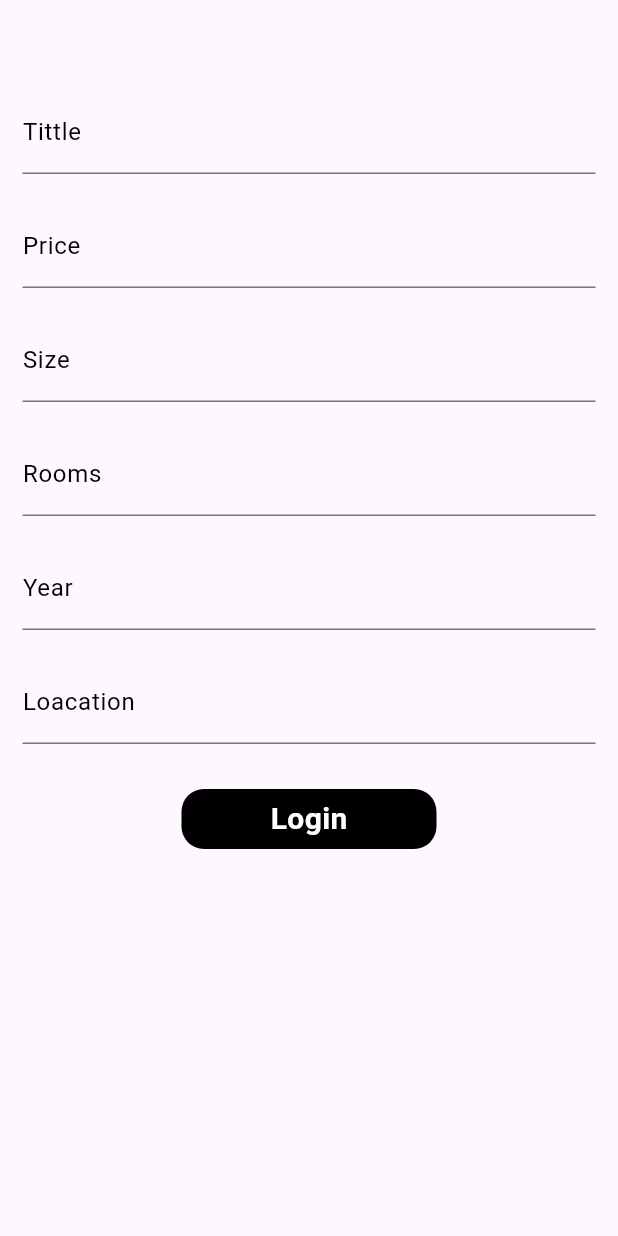
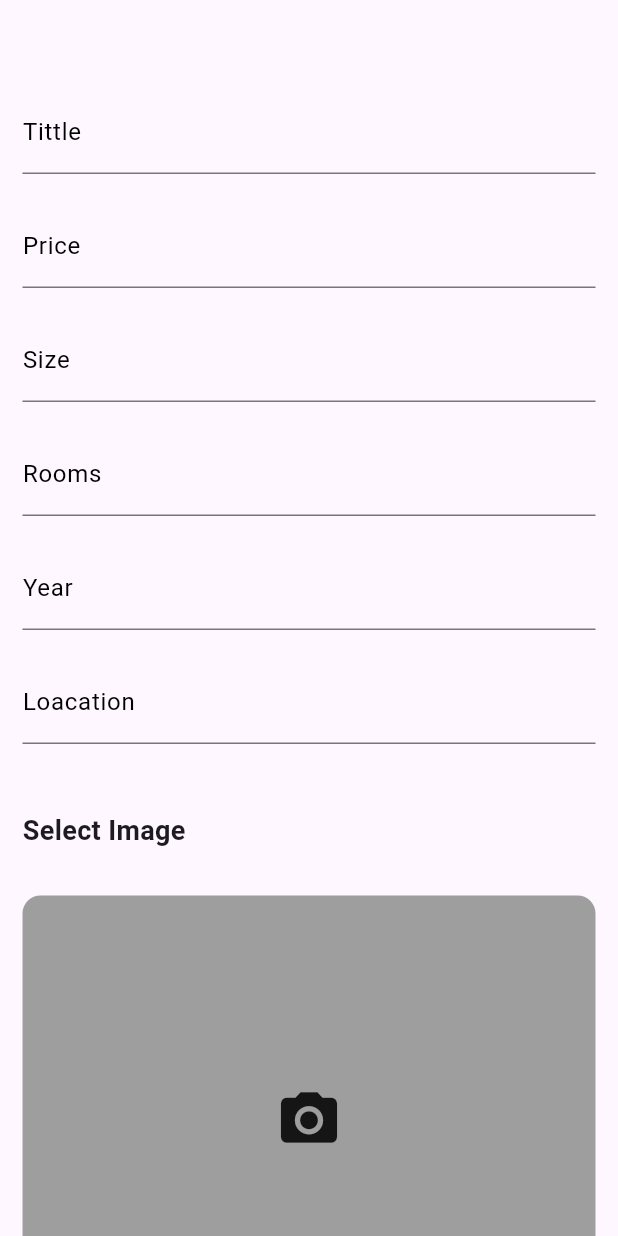
Before and after one commit to sandei-travolta/house_predictor_ui, a Flutter app: the AddHouse screen opened directly, on a phone screen of 412 x 824 dp. Run offline on Flutter 3.47's test engine with Material 3 defaults, Android fonts, the phone set to English and light mode, and no system bars; our stand-ins replace cloud_firestore, firebase_auth, get; accounts and stored records are empty.

Commit message:
added firebase and imagePicker

```diff
--- a/lib/Src/FireBase/HousesDatabase.dart
+++ b/lib/Src/FireBase/HousesDatabase.dart
@@ -3,7 +3,7 @@ import 'package:house_predictor/Src/Models/HouseModel.dart';
 
 class HouseDataBase{
   FirebaseFirestore _db=FirebaseFirestore.instance;
-  Future<bool> addHouse(String tittle,int price,int size,int parking,int rooms,int year,String location,String seller,List<String> images)async{
+  Future<bool> addHouse(String tittle,int price,int size,int parking,int rooms,int year,String location,String seller,String images)async{
     try{
       HouseModel houseModel=HouseModel(
           tittle: tittle,
@@ -14,7 +14,7 @@ class HouseDataBase{
           year: year,
           location: location,
           seller: seller,
-          images: images
+          image: images
       );
       await _db.collection("Houses").doc().set(houseModel.toJson());
       return true;
--- a/lib/Src/Models/HouseModel.dart
+++ b/lib/Src/Models/HouseModel.dart
@@ -9,9 +9,9 @@ class HouseModel{
   final int year;
   final String location;
   final String seller;
-  final List<String> images;
+  final String image;
 
-  HouseModel({required this.tittle, required this.price, required this.size, required this.parking, required this.rooms, required this.year, required this.location, required this.seller, required this.images});
+  HouseModel({required this.tittle, required this.price, required this.size, required this.parking, required this.rooms, required this.year, required this.location, required this.seller, required this.image});
 
 
   Map<String,dynamic> toJson()=>{
@@ -23,7 +23,7 @@ class HouseModel{
     "Year":year,
     "Location":location,
     "Sell":seller,
-    "Images":images
+    "Images":image
   };
   static HouseModel fromSnap(DocumentSnapshot snapshot){
     var snap=snapshot.data() as Map<String,dynamic>;
@@ -36,7 +36,7 @@ class HouseModel{
         year: snap["Year"],
         location: snap["Location"],
         seller: snap["Seller"],
-        images: snap["Images"]
+        image: snap["Images"]
     );
   }
 }
--- a/lib/Src/Screens/AddHouse/index.dart
+++ b/lib/Src/Screens/AddHouse/index.dart
@@ -1,14 +1,26 @@
 import 'package:flutter/material.dart';
 
 import '../Widgets/textWidgets.dart';
-class AddHouse extends StatelessWidget {
+class AddHouse extends StatefulWidget {
   AddHouse({super.key});
+
+  @override
+  State<AddHouse> createState() => _AddHouseState();
+}
+
+class _AddHouseState extends State<AddHouse> {
   TextEditingController nameController=TextEditingController();
+
   TextEditingController priceController=TextEditingController();
+
   TextEditingController sizeController=TextEditingController();
+
   TextEditingController roomsController=TextEditingController();
+
   TextEditingController yearController=TextEditingController();
+
   TextEditingController locationController=TextEditingController();
+
   @override
   Widget build(BuildContext context) {
     return SafeArea(
@@ -48,6 +60,32 @@ class AddHouse extends StatelessWidget {
                   hintText: "House Location"
               ),
               const SizedBox(height: 20,),
+              Padding(
+                padding: const EdgeInsets.all(15.0),
+                child: Row(
+                  mainAxisAlignment: MainAxisAlignment.start,
+                  children: [
+                    Text("Select Image",style: TextStyle(
+                      fontSize: 18,
+                      fontWeight: FontWeight.w600
+                    ),),
+                  ],
+                ),
+              ),
+              Padding(
+                padding: const EdgeInsets.all(15.0),
+                child: Container(
+                  height: 300,
+                  decoration: BoxDecoration(
+                    borderRadius: BorderRadius.circular(12),
+                    color: Colors.grey
+                  ),
+                  child: Center(
+                    child: Icon(Icons.camera_alt,size: 45,),
+                  ),
+                ),
+              ),
+              const SizedBox(height: 20,),
               Container(
                 height: 40,
                 width: 170,
@@ -55,8 +93,9 @@ class AddHouse extends StatelessWidget {
                     color: Colors.black,
                     borderRadius: BorderRadius.circular(15)
                 ),
-                child: Center(child: Text("Login",style: TextStyle(color: Colors.white,fontSize: 20,fontWeight: FontWeight.w600),)),
+                child: Center(child: Text("Post House",style: TextStyle(color: Colors.white,fontSize: 20,fontWeight: FontWeight.w600),)),
               ),
+              const SizedBox(height: 30,)
             ],
           ),
         ),
--- a/pubspec.yaml
+++ b/pubspec.yaml
@@ -40,6 +40,8 @@ dependencies:
   firebase_auth: ^5.1.2
   get: ^4.6.6
   http: ^1.2.2
+  image_picker: ^1.1.2
+  firebase_storage: ^12.1.1
 
 dev_dependencies:
   flutter_test:
```
Also changed, not shown: lib/Src/Controllers/HouseRegistration.dart (added), pubspec.lock.
